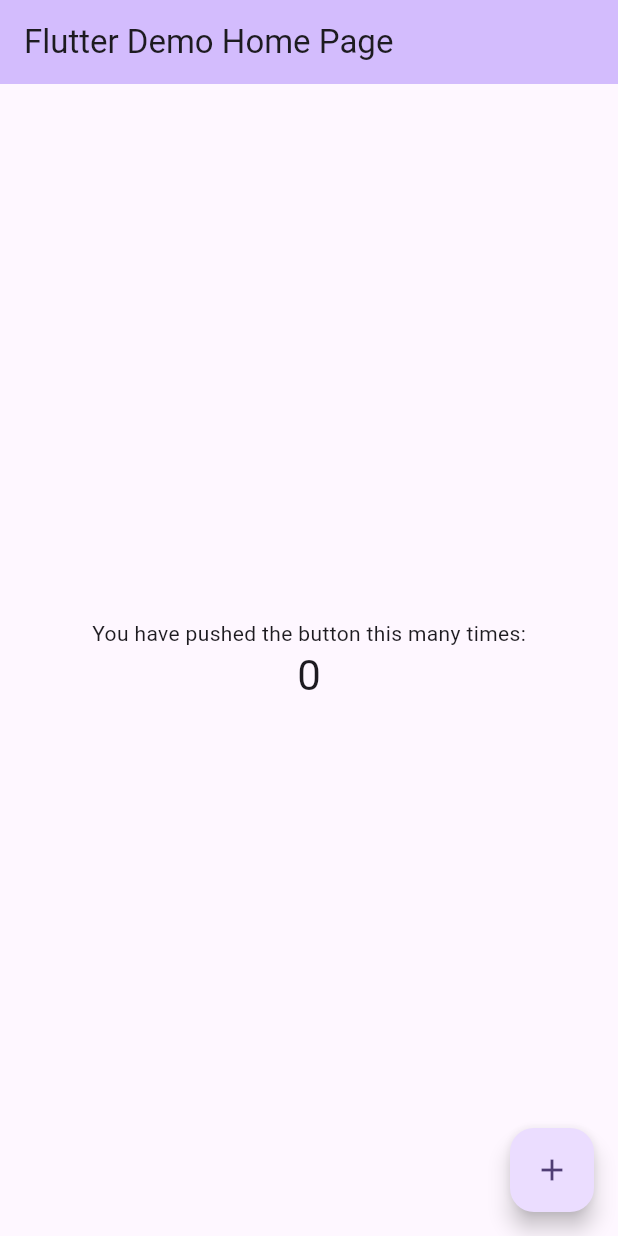
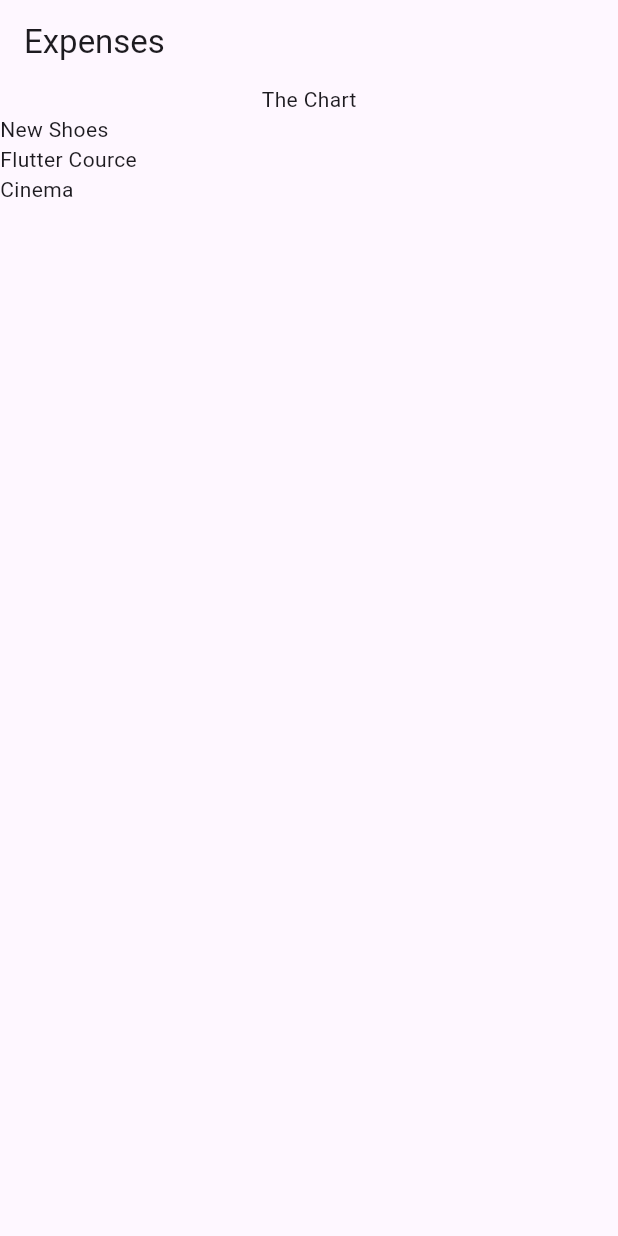
Before and after one commit to KokiIijima24/expense_tracker_app, a Flutter app: the screen it shows after launch, on a phone screen of 412 x 824 dp. Run offline on Flutter 3.47's test engine with Material 2 defaults, Android fonts, the phone set to English and light mode, and no system bars.

Commit message:
[update] display expense list in main screen

```diff
--- a/lib/expenses.dart
+++ b/lib/expenses.dart
@@ -1,3 +1,4 @@
+import 'package:expense_tracker_app/widgets/expenses_list.dart';
 import 'package:flutter/material.dart';
 
 import 'models/expense.dart';
@@ -36,10 +37,10 @@ class _ExpensesState extends State<Expenses> {
         appBar: AppBar(
           title: const Text('Expenses'),
         ),
-        body: const Column(
+        body: Column(
           children: [
-            Text('The Chart'),
-            Text('Expenses list'),
+            const Text('The Chart'),
+            Expanded(child: ExpensesList(expenses: _registeredExpenses))
           ],
         ));
   }
--- a/lib/main.dart
+++ b/lib/main.dart
@@ -1,4 +1,7 @@
 import 'package:flutter/material.dart';
+
+import 'expenses.dart';
+import 'models/expense.dart';
 
 void main() {
   runApp(const MyApp());
@@ -30,40 +33,8 @@ class MyHomePage extends StatefulWidget {
 }
 
 class _MyHomePageState extends State<MyHomePage> {
-  int _counter = 0;
-
-  void _incrementCounter() {
-    setState(() {
-      _counter++;
-    });
-  }
-
   @override
   Widget build(BuildContext context) {
-    return Scaffold(
-      appBar: AppBar(
-        backgroundColor: Theme.of(context).colorScheme.inversePrimary,
-        title: Text(widget.title),
-      ),
-      body: Center(
-        child: Column(
-          mainAxisAlignment: MainAxisAlignment.center,
-          children: <Widget>[
-            const Text(
-              'You have pushed the button this many times:',
-            ),
-            Text(
-              '$_counter',
-              style: Theme.of(context).textTheme.headlineMedium,
-            ),
-          ],
-        ),
-      ),
-      floatingActionButton: FloatingActionButton(
-        onPressed: _incrementCounter,
-        tooltip: 'Increment',
-        child: const Icon(Icons.add),
-      ), // This trailing comma makes auto-formatting nicer for build methods.
-    );
+    return const Expenses();
   }
 }
--- /dev/null
+++ b/lib/widgets/expenses_list.dart
@@ -0,0 +1,16 @@
+import 'package:expense_tracker_app/models/expense.dart';
+import 'package:flutter/material.dart';
+
+class ExpensesList extends StatelessWidget {
+  const ExpensesList({Key? key, required this.expenses}) : super(key: key);
+
+  final List<Expense> expenses;
+
+  @override
+  Widget build(BuildContext context) {
+    return ListView.builder(
+      itemCount: expenses.length,
+      itemBuilder: (ctx, index) => Text(expenses[index].title),
+    );
+  }
+}
```
